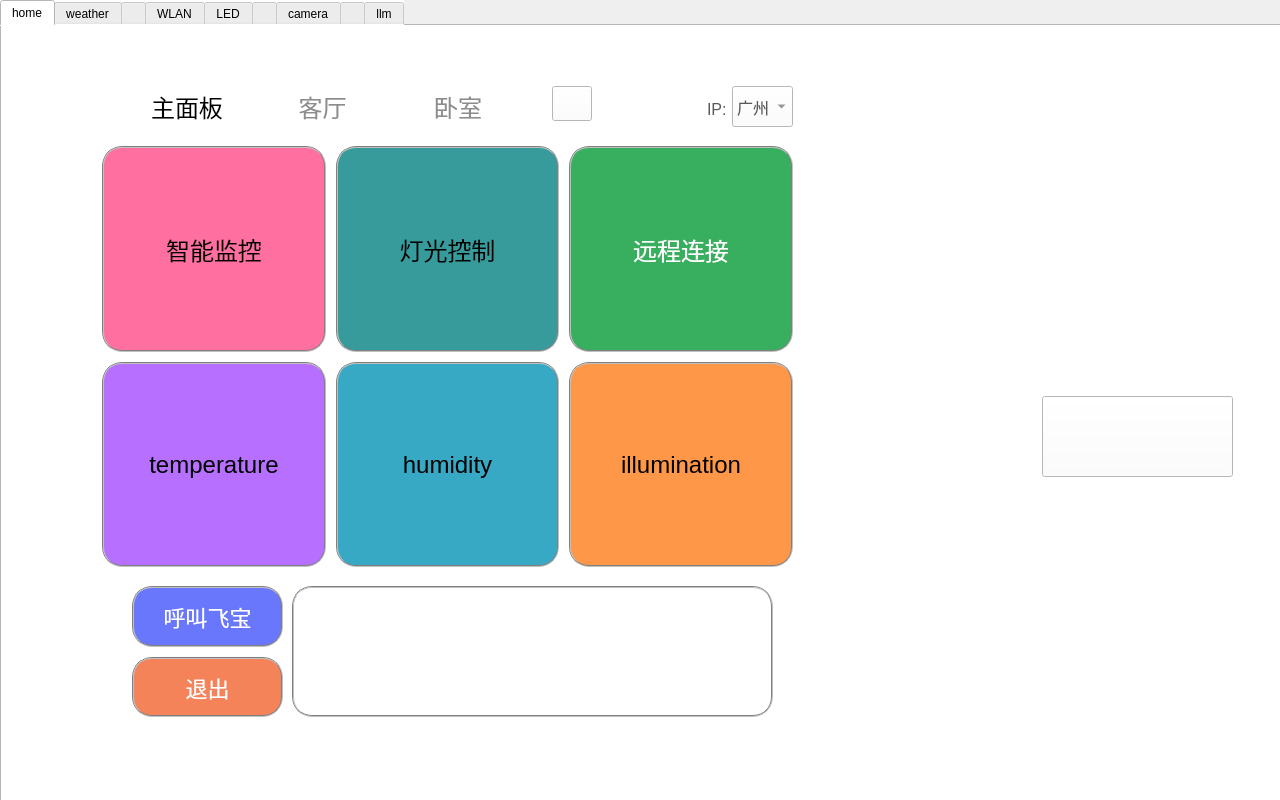
Above: mainwindow.ui from XJTU-HPC/smarthome before the change. Below: the same form after it.
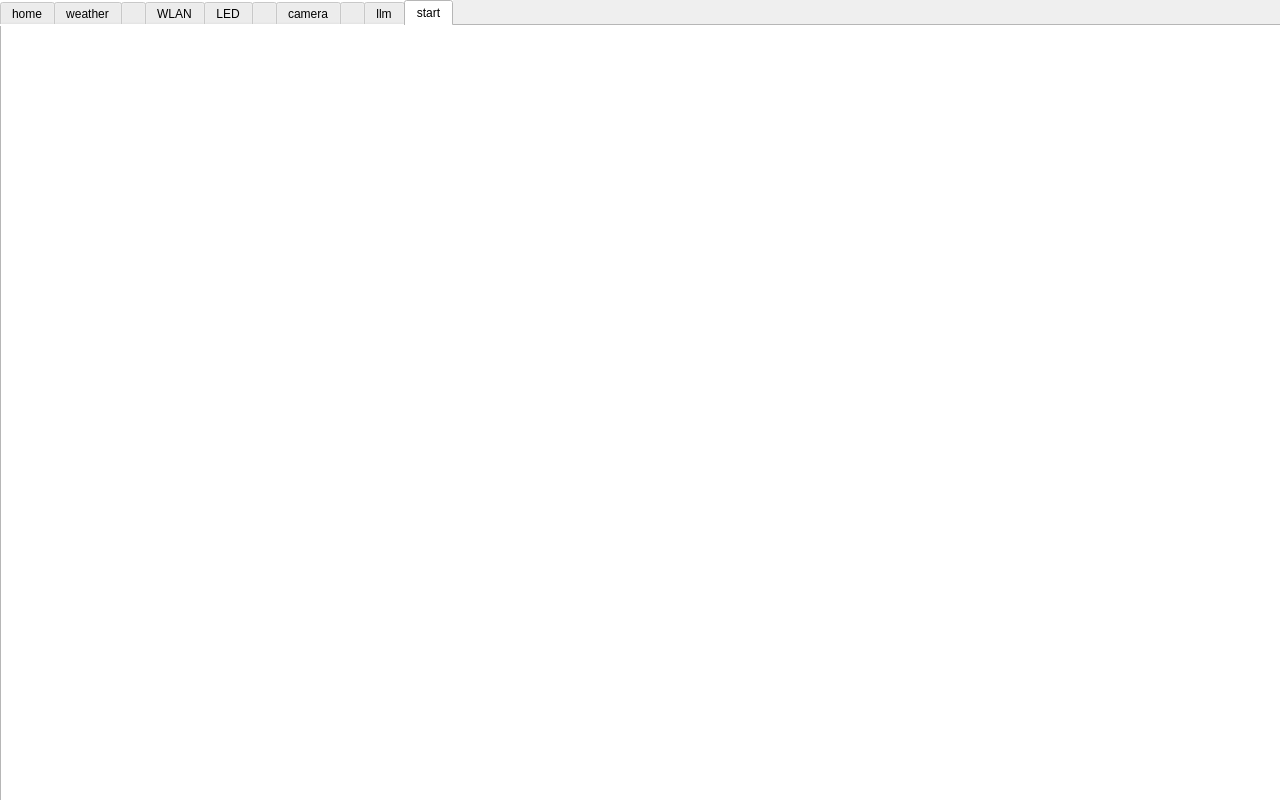
That is the form after the change. The open tabs and pages were chosen to show the change. Icons and pictures are not drawn.

```diff
--- a/mainwindow.ui
+++ b/mainwindow.ui
@@ -1936,6 +1936,14 @@
       </property>
      </widget>
     </widget>
+    <widget class="QWidget" name="tab_start">
+     <property name="styleSheet">
+      <string notr="true">border-image: url(&quot;:/background/background.png&quot;)</string>
+     </property>
+     <attribute name="title">
+      <string>start</string>
+     </attribute>
+    </widget>
    </widget>
   </widget>
  </widget>
```
